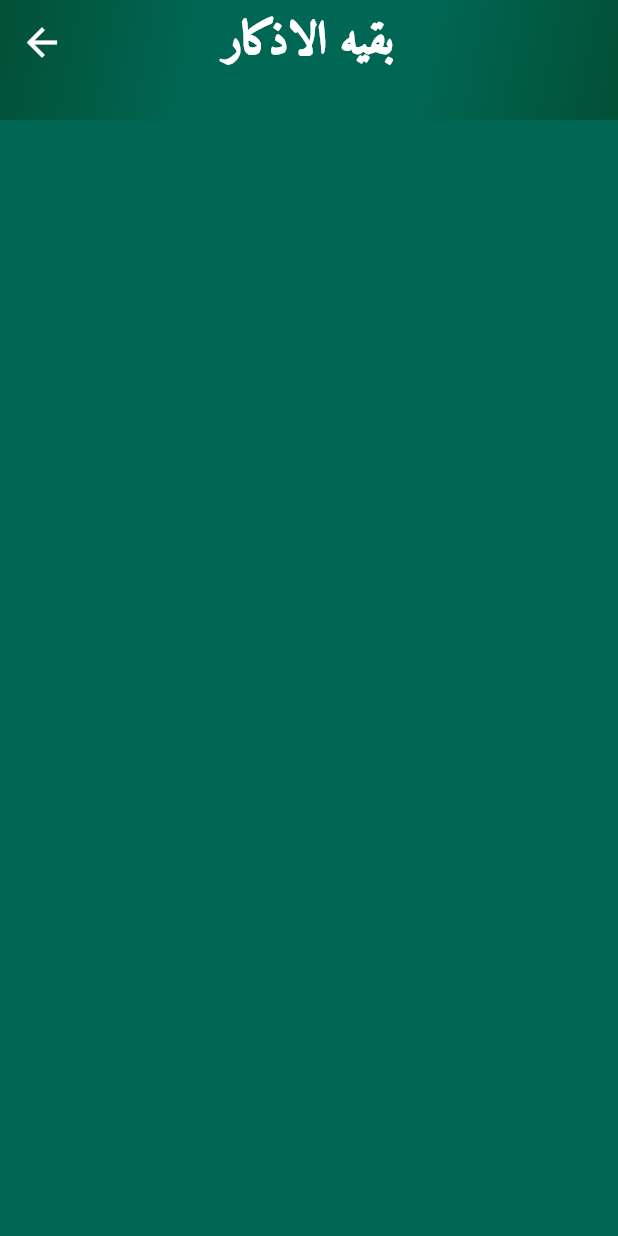
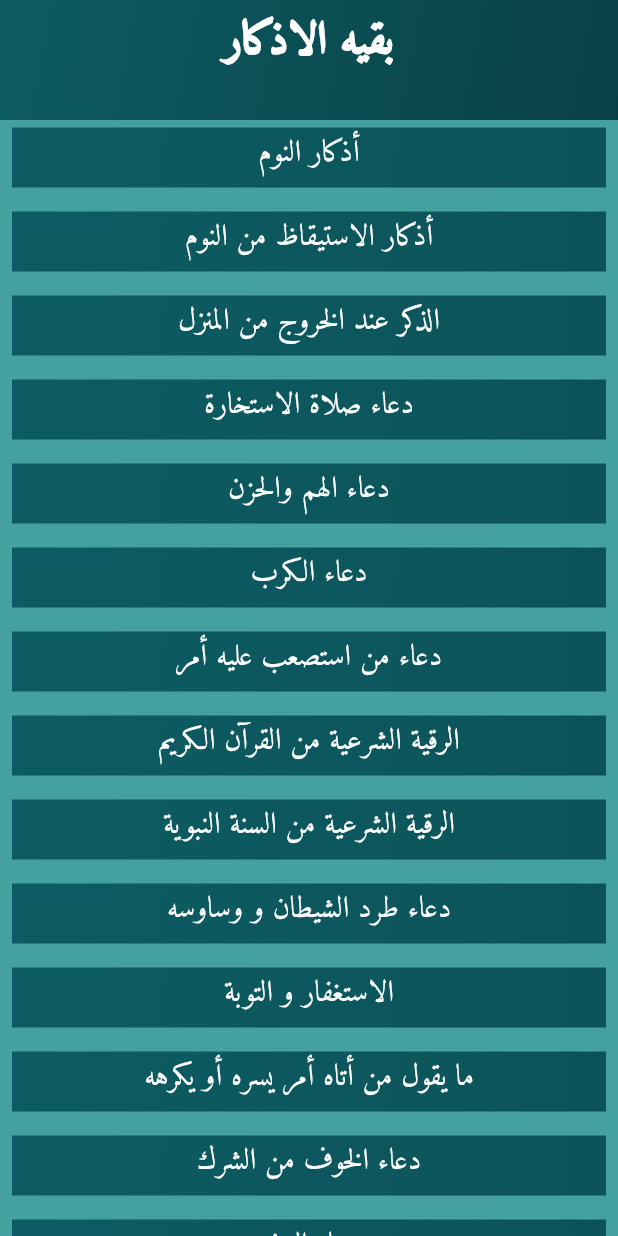
Before and after one commit to Souhaibbek/tawba, a Flutter app: the OtherAzkarView screen opened by its route, on a phone screen of 412 x 824 dp. Run offline on Flutter 3.47's test engine with Material 2 defaults, Android fonts, the phone set to English and light mode, and no system bars; our stand-ins replace get.

Commit message:
finish_azkar_feature

```diff
--- a/lib/functions/linear_gradient.dart
+++ b/lib/functions/linear_gradient.dart
@@ -6,10 +6,10 @@ LinearGradient appBarLinearGradient() {
     begin: Alignment.topLeft,
     end: Alignment.bottomRight,
     colors: <Color>[
-      Color.fromARGB(255, 2, 80, 54),
-      AppColors.kGradiantColor2,
-      AppColors.kGradiantColor2,
-      Color.fromARGB(255, 2, 80, 54),
+      AppColors.kprimarygradientColor1,
+      AppColors.kprimarygradientColor2,
+      AppColors.kprimarygradientColor3,
+      AppColors.kprimarygradientColor4,
     ],
   );
 }
@@ -19,8 +19,8 @@ LinearGradient menuBoxItemLinearGradient() {
     begin: Alignment.topLeft,
     end: Alignment.bottomRight,
     colors: <Color>[
-      AppColors.kGradiantColor1,
-      AppColors.kGradiantColor2,
+      AppColors.kprimarygradientColor1,
+      AppColors.kprimarygradientColor2,
     ],
   );
 }
@@ -30,10 +30,8 @@ LinearGradient zekrContainerLinearGradient() {
     begin: Alignment.topLeft,
     end: Alignment.bottomRight,
     colors: <Color>[
-      Color.fromARGB(255, 34, 75, 61),
-      Color.fromARGB(255, 2, 80, 54),
-      Color.fromARGB(255, 34, 75, 61),
-      Color.fromARGB(255, 2, 80, 54),
+      AppColors.kprimarygradientColor1,
+      AppColors.kprimarygradientColor2,
     ],
   );
 }
--- a/lib/routes/app_pages.dart
+++ b/lib/routes/app_pages.dart
@@ -3,6 +3,7 @@ import 'package:tawba/routes/app_routes.dart';
 import 'package:tawba/screens/ahadith/ahadith_page.dart';
 import 'package:tawba/screens/azkar/azkar_details/azkar_massa_view.dart';
 import 'package:tawba/screens/azkar/azkar_details/azkar_sabah_view.dart';
+import 'package:tawba/screens/azkar/azkar_details/other_azkar_details.dart';
 import 'package:tawba/screens/azkar/azkar_details/other_azkar_view.dart';
 import 'package:tawba/screens/azkar/azkar_page.dart';
 import 'package:tawba/screens/god_names/god_names_page.dart';
@@ -48,5 +49,9 @@ class AppPages {
       name: AppRoutes.OTHERAZKAR,
       page: () => const OtherAzkarView(),
     ),
+    GetPage(
+      name: AppRoutes.OTHERAZKARDETAILS,
+      page: () => const OtherAzkarDetails(),
+    ),
   ];
 }
--- a/lib/routes/app_routes.dart
+++ b/lib/routes/app_routes.dart
@@ -8,6 +8,7 @@ abstract class AppRoutes {
   static const AZKARSABAH = '/azkar_sabah';
   static const AZKARMASSA = '/azkar_massa';
   static const OTHERAZKAR = '/other_azkar';
+  static const OTHERAZKARDETAILS = '/other_azkar_details';
   //ahadith
   static const AHADITH = '/ahadith';
   //godNames
--- a/lib/screens/azkar/azkar_controller.dart
+++ b/lib/screens/azkar/azkar_controller.dart
@@ -1,6 +1,7 @@
 import 'package:flutter/widgets.dart';
 import 'package:get/get.dart';
 import 'package:tawba/models/zekrModel.dart';
+import 'package:tawba/routes/app_routes.dart';
 import 'package:tawba/utils/azkar_data.dart';
 
 class AzkarController extends GetxController {
@@ -50,8 +51,9 @@ class AzkarController extends GetxController {
     progressValue.value = ((counter * 100) / number) / 100;
     if (counter.value >= number) {
       pageController.nextPage(
-          duration: const Duration(milliseconds: 1000),
-          curve: Curves.decelerate);
+        duration: const Duration(milliseconds: 500),
+        curve: Curves.decelerate,
+      );
     }
     update();
   }
@@ -75,4 +77,38 @@ class AzkarController extends GetxController {
     update();
     return zekrMassa;
   }
+
+  //otherAzkar
+  RxInt itemIndex = 0.obs;
+  List<String> azkarTitles = [];
+  List<String> getAzkarTitles() {
+    allAzkar.forEach((key, value) {
+      azkarTitles.add(key);
+    });
+    update();
+    return azkarTitles;
+  }
+
+  void onZekrItemPress(int index) {
+    resetCounter();
+    resetProgressValue();
+    itemIndex.value = index;
+    getOtherAzkar(index);
+    Get.toNamed(
+      AppRoutes.OTHERAZKARDETAILS,
+    );
+    update();
+  }
+
+  List<ZekrModel> otherAzkar = [];
+  List<ZekrModel> getOtherAzkar(
+    int index,
+  ) {
+    otherAzkar = [];
+    for (var element in allAzkar[azkarTitles[index]]!) {
+      otherAzkar.add(ZekrModel.fromJson(element));
+    }
+    update();
+    return otherAzkar;
+  }
 }
--- a/lib/screens/azkar/azkar_details/other_azkar_view.dart
+++ b/lib/screens/azkar/azkar_details/other_azkar_view.dart
@@ -1,18 +1,50 @@
 import 'package:flutter/material.dart';
+import 'package:get/get.dart';
+import 'package:tawba/screens/azkar/azkar_controller.dart';
+import 'package:tawba/widgets/azkar_title_menu_item.dart';
 import 'package:tawba/widgets/global_appbar.dart';
 
-class OtherAzkarView extends StatelessWidget {
+class OtherAzkarView extends GetView<AzkarController> {
   const OtherAzkarView({super.key});
 
   @override
   Widget build(BuildContext context) {
-    return const Scaffold(
-      appBar: GlobalAppBar(
+    Get.put(AzkarController());
+    return Scaffold(
+      appBar: const GlobalAppBar(
         title: 'بقيه الاذكار',
       ),
-      body: Align(
-        alignment: Alignment.center,
-        child: Column(),
+      body: GetBuilder(
+        init: AzkarController(),
+        initState: (state) {
+          controller.getAzkarTitles();
+        },
+        builder: (controller) {
+          return Column(
+            mainAxisAlignment: MainAxisAlignment.start,
+            children: [
+              Flexible(
+                child: ListView.separated(
+                  itemCount: controller.azkarTitles.length,
+                  shrinkWrap: true,
+                  physics: const BouncingScrollPhysics(),
+                  separatorBuilder: (context, index) => const SizedBox(
+                    height: 6.0,
+                  ),
+                  itemBuilder: (context, index) {
+                    return GestureDetector(
+                      onTap: () {
+                        controller.onZekrItemPress(index);
+                      },
+                      child: AzkarTitleMenuItem(
+                          title: controller.azkarTitles[index]),
+                    );
+                  },
+                ),
+              ),
+            ],
+          );
+        },
       ),
     );
   }
--- a/lib/styles/colors.dart
+++ b/lib/styles/colors.dart
@@ -1,9 +1,16 @@
 import 'package:flutter/material.dart';
 
 abstract class AppColors {
-  static const Color kScaffoldBackColor = Color.fromARGB(255, 191, 228, 186);
-  static const Color kGradiantColor1 = Color(0xff3E9778);
-  static const Color kGradiantColor2 = Color(0xff006754);
+  static const Color kScaffoldBackColor = Color(0xff0d5c63);
+  static const Color kGradiantColor1 = Color(0xff3d8786);
+  static const Color kGradiantColor2 = Color(0xff44a19f);
+  static const Color kGradiantColor3 = Color(0xff518d8d);
+  static const Color kprimarygradientColor1 = Color(0xff0d5c63);
+  static const Color kprimarygradientColor2 = Color(0xff0c5359);
+  static const Color kprimarygradientColor3 = Color(0xff0a4a4f);
+  static const Color kprimarygradientColor4 = Color(0xff094045);
+  static const Color kprimarygradientColor5 = Color(0xff08373b);
+
   static const Color kWhiteColor = Color.fromARGB(255, 255, 255, 255);
   static const Color kBlackColor = Color.fromARGB(0, 0, 0, 0);
   static const Color kGreyColor = Colors.grey;
--- a/lib/utils/azkar_data.dart
+++ b/lib/utils/azkar_data.dart
@@ -489,7 +489,7 @@ List<Map<String, dynamic>> azkarMassa = [
 ];
 
 //جميع اذكار المسلم
-Map azkar = {
+Map<String, List<Map<String, dynamic>>> allAzkar = {
   "أذكار النوم": [
     {
       "count": "مرة واحدة",
--- /dev/null
+++ b/lib/widgets/azkar_title_menu_item.dart
@@ -0,0 +1,34 @@
+import 'package:flutter/material.dart';
+import 'package:tawba/functions/linear_gradient.dart';
+import 'package:tawba/styles/styles.dart';
+
+class AzkarTitleMenuItem extends StatelessWidget {
+  const AzkarTitleMenuItem({
+    super.key,
+    required this.title,
+  });
+  final String title;
+  @override
+  Widget build(BuildContext context) {
+    return Padding(
+      padding: const EdgeInsets.symmetric(horizontal: 8.0, vertical: 5.0),
+      child: Container(
+        height: 40,
+        width: MediaQuery.of(context).size.width,
+        decoration: BoxDecoration(
+          gradient: zekrContainerLinearGradient(),
+        ),
+        child: RichText(
+          textDirection: TextDirection.rtl,
+          textAlign: TextAlign.center,
+          text: TextSpan(
+            text: title,
+            style: AppTextStyles.zekrTextStyle.copyWith(
+              fontSize: 20,
+            ),
+          ),
+        ),
+      ),
+    );
+  }
+}
--- a/lib/widgets/global_appbar.dart
+++ b/lib/widgets/global_appbar.dart
@@ -16,14 +16,17 @@ class GlobalAppBar extends StatelessWidget implements PreferredSizeWidget {
       actionsIconTheme: const IconThemeData(
         color: Colors.white,
       ),
+      automaticallyImplyLeading: false,
       iconTheme: const IconThemeData(
         color: Colors.white,
         size: 30,
       ),
-      title: Text(
-        title,
-        textDirection: TextDirection.rtl,
-        style: AppTextStyles.appBarTitle,
+      title: FittedBox(
+        child: Text(
+          title,
+          textDirection: TextDirection.rtl,
+          style: AppTextStyles.appBarTitle,
+        ),
       ),
       centerTitle: true,
       flexibleSpace: Container(
```
Also changed, not shown: lib/main.dart (+8 -1 lines), lib/models/zekrmodel.dart (+5 -5 lines), lib/screens/azkar/azkar_details/other_azkar_details.dart (added, +57 -0 lines), lib/widgets/zekr_item_widgets.dart (+18 -3 lines).
